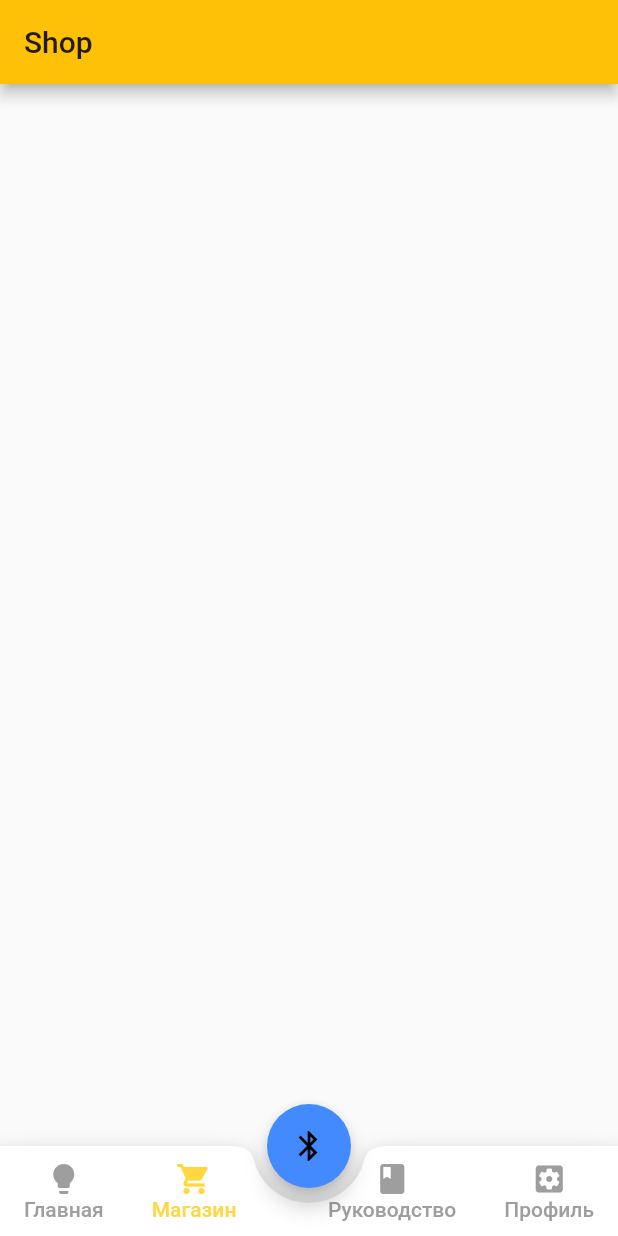
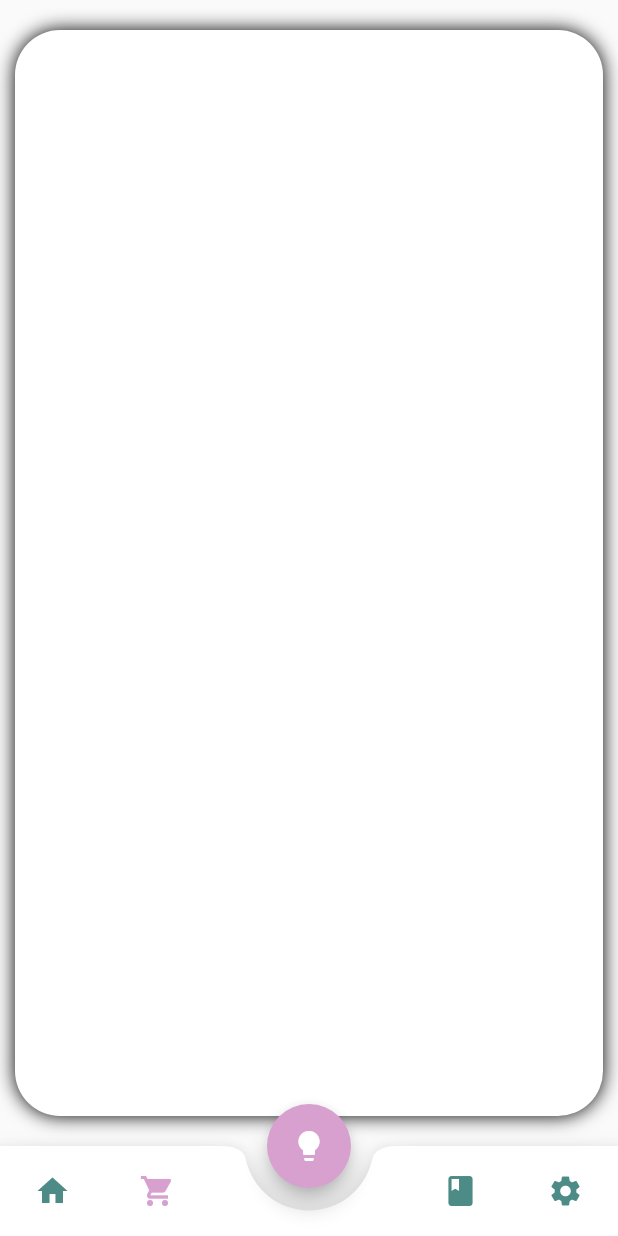
Before and after one commit to DuoIndustries/Light-Assistant-Mobile-App, a Flutter app: the screen it shows after launch, item 2 of the bottom bar chosen, on a phone screen of 412 x 824 dp. Run offline on Flutter 3.47's test engine with Material 2 defaults, Android fonts, the phone set to English and light mode, and no system bars; drawn by our look-alikes of flutter_speed_dial.

Commit message:
update shop page

```diff
--- a/lib/main.dart
+++ b/lib/main.dart
@@ -1,12 +1,13 @@
 import 'package:flutter/material.dart';
 import 'pages/home_page.dart';
 
-void main() {
+void main() async {
+  WidgetsFlutterBinding.ensureInitialized();
   runApp(
     MaterialApp(
       home: HomePage(),
       theme: ThemeData(
-        primarySwatch: Colors.amber,
+        primaryColor: Color(0xFFd7a0cf)
       ),
       debugShowCheckedModeBanner: false,
     )
--- a/lib/pages/guide_page.dart
+++ b/lib/pages/guide_page.dart
@@ -9,9 +9,6 @@ class _GuideState extends State<Guide> {
   @override
   Widget build(BuildContext context) {
     return Scaffold(
-      appBar: AppBar(
-        title: Text('Guide'),
-      ),
     );
   }
 }
--- a/lib/pages/home_page.dart
+++ b/lib/pages/home_page.dart
@@ -24,9 +24,9 @@ class _HomePageState extends State<HomePage> {
   ];
 
   final PageStorageBucket bucket = PageStorageBucket();
-  Widget currentScreen = Lamp();
+  Widget currentScreen = Main();
 
-  Color blColor = Colors.blueAccent;
+  Color blColor = Color(0xFFd7a0cf);
 
   @override
   Widget build(BuildContext context) {
@@ -39,10 +39,10 @@ class _HomePageState extends State<HomePage> {
         curve: Curves.easeIn,
         backgroundColor: blColor,
         closeManually: true,
-        animatedIcon: AnimatedIcons.menu_close,
+        icon: Icons.close,
         overlayOpacity: 0,
         animationSpeed: 1,
-        child: Icon(Icons.bluetooth),
+        child: Icon(Icons.lightbulb),
         onOpen: () {
           setState(() {
             blColor = Colors.redAccent;
@@ -50,18 +50,20 @@ class _HomePageState extends State<HomePage> {
         },
         onClose: () {
           setState(() {
-            blColor = Colors.blueAccent;
+            blColor = Color(0xFFd7a0cf);
           });
         },
         children: [
           SpeedDialChild(
-            child: Icon(Icons.bluetooth),
-            label: "Bluetooth",
+            backgroundColor: Colors.blueAccent,
+            child: Icon(
+              Icons.bluetooth,
+              color: Colors.white,
+            ),
             onTap: () {}
           ),
           SpeedDialChild(
               child: Icon(Icons.tab),
-              label: "Bluetooth",
               onTap: () {}
           )
         ],
@@ -69,7 +71,7 @@ class _HomePageState extends State<HomePage> {
       floatingActionButtonLocation: FloatingActionButtonLocation.centerDocked,
       bottomNavigationBar: BottomAppBar(
         shape: CircularNotchedRectangle(),
-        notchMargin: 10,
+        notchMargin: 15,
         child: Container(
           height: 60,
           child: Row(
@@ -79,7 +81,7 @@ class _HomePageState extends State<HomePage> {
                 crossAxisAlignment: CrossAxisAlignment.start,
                 children: [
                   MaterialButton(
-                    minWidth: 50,
+                    minWidth: 70,
                     onPressed: () {
                       setState(() {
                         currentScreen =
@@ -91,20 +93,14 @@ class _HomePageState extends State<HomePage> {
                       mainAxisAlignment: MainAxisAlignment.center,
                       children: <Widget>[
                         Icon(
-                          Icons.lightbulb,
-                          color: currentTab == 0 ? Colors.amberAccent : Colors.grey,
-                        ),
-                        Text(
-                          'Главная',
-                          style: TextStyle(
-                            color: currentTab == 0 ? Colors.amberAccent : Colors.grey,
-                          ),
+                          Icons.home,
+                          color: currentTab == 0 ? Color(0xFFd7a0cf) : Color(0xFF4d8b87),
                         ),
                       ],
                     ),
                   ),
                   MaterialButton(
-                    minWidth: 50,
+                    minWidth: 70,
                     onPressed: () {
                       setState(() {
                         currentScreen =
@@ -117,13 +113,7 @@ class _HomePageState extends State<HomePage> {
                       children: <Widget>[
                         Icon(
                           Icons.shopping_cart,
-                          color: currentTab == 1 ? Colors.amberAccent : Colors.grey,
-                        ),
-                        Text(
-                          'Магазин',
-                          style: TextStyle(
-                            color: currentTab == 1 ? Colors.amberAccent : Colors.grey,
-                          ),
+                          color: currentTab == 1 ? Color(0xFFd7a0cf) : Color(0xFF4d8b87),
                         ),
                       ],
                     ),
@@ -135,7 +125,7 @@ class _HomePageState extends State<HomePage> {
                 crossAxisAlignment: CrossAxisAlignment.start,
                 children: <Widget>[
                   MaterialButton(
-                    minWidth: 50,
+                    minWidth: 70,
                     onPressed: () {
                       setState(() {
                         currentScreen =
@@ -148,19 +138,13 @@ class _HomePageState extends State<HomePage> {
                       children: <Widget>[
                         Icon(
                           Icons.book,
-                          color: currentTab == 2 ? Colors.amberAccent : Colors.grey,
-                        ),
-                        Text(
-                          'Руководство',
-                          style: TextStyle(
-                            color: currentTab == 2 ? Colors.amberAccent : Colors.grey,
-                          ),
+                          color: currentTab == 2 ? Color(0xFFd7a0cf) : Color(0xFF4d8b87),
                         ),
                       ],
                     ),
                   ),
                   MaterialButton(
-                    minWidth: 50,
+                    minWidth: 70,
                     onPressed: () {
                       setState(() {
                         currentScreen =
@@ -172,14 +156,8 @@ class _HomePageState extends State<HomePage> {
                       mainAxisAlignment: MainAxisAlignment.center,
                       children: <Widget>[
                         Icon(
-                          Icons.settings_applications,
-                          color: currentTab == 3 ? Colors.amberAccent : Colors.grey,
-                        ),
-                        Text(
-                          'Профиль',
-                          style: TextStyle(
-                            color: currentTab == 3 ? Colors.amberAccent : Colors.grey,
-                          ),
+                          Icons.settings,
+                          color: currentTab == 3 ? Color(0xFFd7a0cf) : Color(0xFF4d8b87),
                         ),
                       ],
                     ),
--- a/lib/pages/lamp_page.dart
+++ b/lib/pages/lamp_page.dart
@@ -9,9 +9,6 @@ class _LampState extends State<Lamp> {
   @override
   Widget build(BuildContext context) {
     return Scaffold(
-      appBar: AppBar(
-        title: Text('Lamp'),
-      ),
     );
   }
 }
--- a/lib/pages/main_page.dart
+++ b/lib/pages/main_page.dart
@@ -9,9 +9,6 @@ class _MainState extends State<Main> {
   @override
   Widget build(BuildContext context) {
     return Scaffold(
-      appBar: AppBar(
-        title: Text('Главная'),
-      ),
     );
   }
 }
--- a/lib/pages/profile_page.dart
+++ b/lib/pages/profile_page.dart
@@ -9,9 +9,6 @@ class _ProfileState extends State<Profile> {
   @override
   Widget build(BuildContext context) {
     return Scaffold(
-      appBar: AppBar(
-        title: Text('Profile'),
-      ),
     );
   }
 }
--- a/lib/pages/shop_page.dart
+++ b/lib/pages/shop_page.dart
@@ -8,9 +8,34 @@ class Shop extends StatefulWidget {
 class _ShopState extends State<Shop> {
   @override
   Widget build(BuildContext context) {
+    final mediaQuery = MediaQuery.of(context);
     return Scaffold(
-      appBar: AppBar(
-        title: Text('Shop'),
+      body: Container(
+        child: ListWheelScrollView.useDelegate(
+          itemExtent: mediaQuery.size.height-100,
+          diameterRatio: 8,
+          physics: FixedExtentScrollPhysics(),
+          squeeze: 0.9,
+          childDelegate: ListWheelChildBuilderDelegate(
+              childCount: 3,
+              builder: (context, index) => Container(
+                margin: EdgeInsets.only(left: 10, right: 10),
+                child: Stack(
+
+                ),
+                decoration: BoxDecoration(
+                  borderRadius: BorderRadius.all(
+                    Radius.circular(30)
+                  ),
+                  color: Colors.white,
+                  boxShadow: [BoxShadow(
+                    blurRadius: 10,
+                    color: Colors.black
+                  )]
+                ),
+              )
+          ),
+        ),
       ),
     );
   }
```
